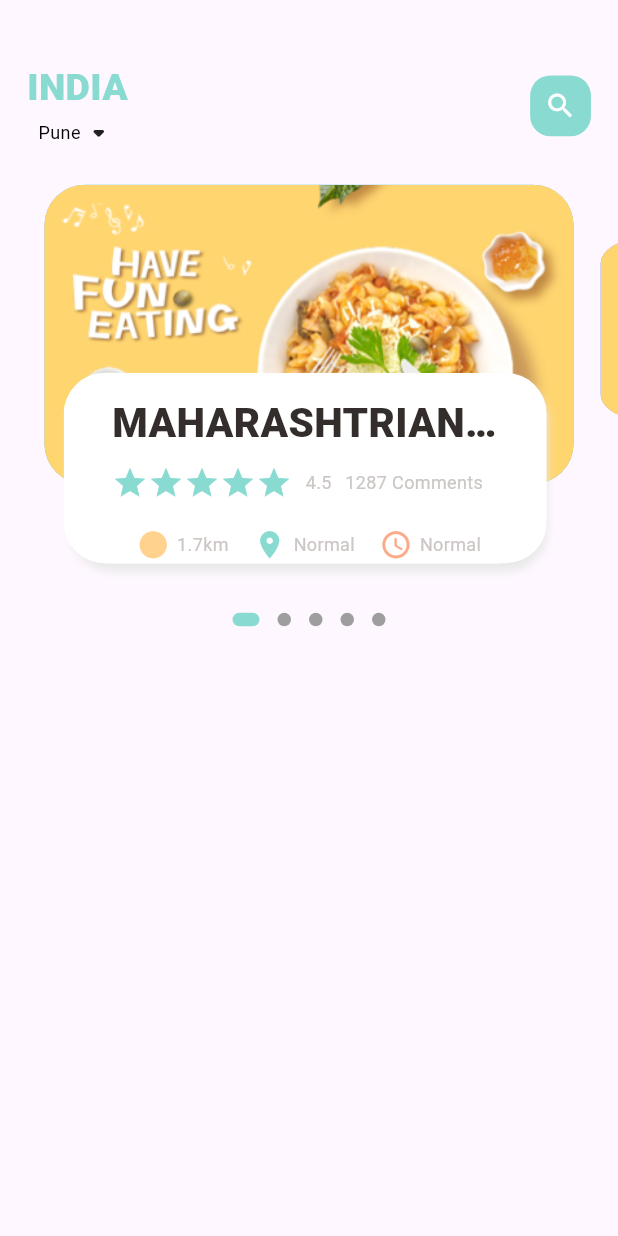
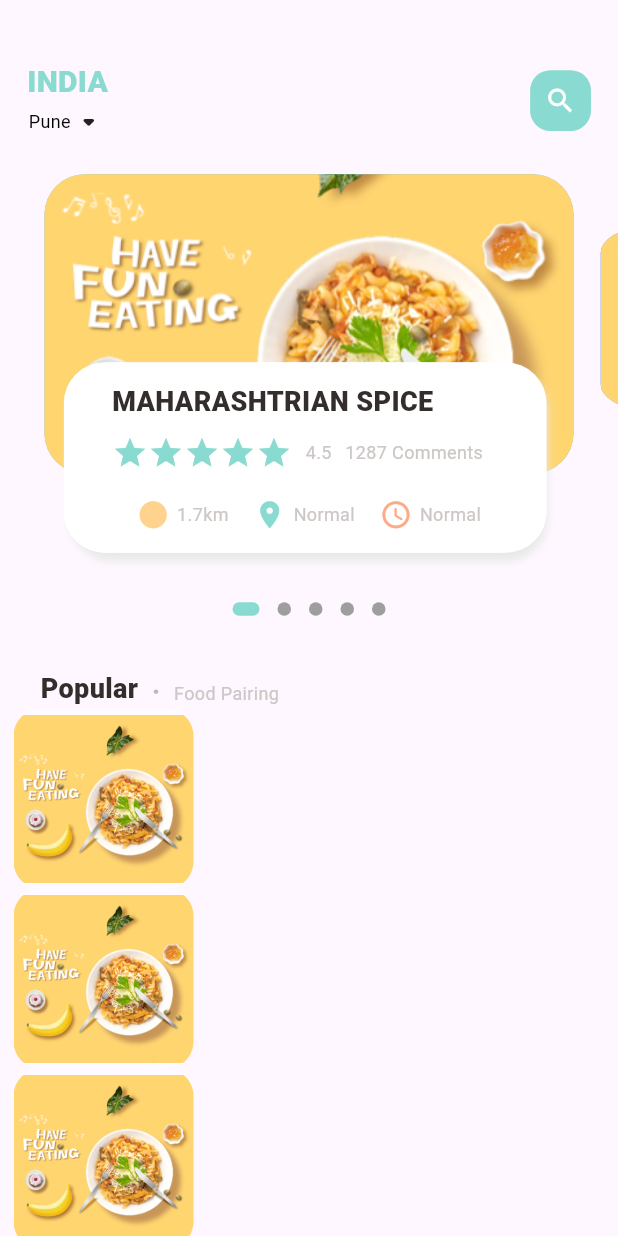
Before and after one commit to shreywhatt/STRATOS-CAFE, a Flutter app: the screen it shows after launch, on a phone screen of 412 x 824 dp. Run offline on Flutter 3.47's test engine with Material 3 defaults, Android fonts, the phone set to English and light mode, and no system bars; drawn by our look-alikes of dots_indicator; our stand-ins replace get.

Commit message:
Dynamic sizing the icons

```diff
--- a/lib/home/food_page_body.dart
+++ b/lib/home/food_page_body.dart
@@ -62,7 +62,59 @@ class _FoodPageBodyState extends State<FoodPageBody> {
         activeShape: RoundedRectangleBorder(borderRadius: BorderRadius.circular(Dimensions.radius5)),
         ),
     ),
-        //color: Colors.redAccent,
+
+        //Popolar Text box with food pairing
+        SizedBox(height: Dimensions.height30,),
+        Container(
+          margin: EdgeInsets.only(left: Dimensions.width30),
+          child: Row(
+            crossAxisAlignment: CrossAxisAlignment.end,
+            children: [
+              BigTexts(text: "Popular"),
+              SizedBox(width: Dimensions.width10,),
+              Container(
+                margin: const EdgeInsets.only(bottom: 3),
+                child: BigTexts(text: ".", color: Colors.black26,),
+              ),
+              SizedBox(width: Dimensions.width10,),
+              Container(
+                margin: const EdgeInsets.only(bottom: 3),
+                child: SmallTexts(text: "Food Pairing",),
+              )
+
+            ],
+          ),
+        ),
+
+        //List of Foods and images
+        Container(
+          height: 700,
+          child: ListView.builder(
+            physics: NeverScrollableScrollPhysics(),
+            //shrinkWrap: true,
+              itemCount: 10,
+              itemBuilder: (context, index){
+                return Container(
+                  margin: EdgeInsets.only(left: Dimensions.width10, right: Dimensions.width10,),
+                  child: Row(
+                    children: [
+                      Container(
+                        width: 120,
+                        height: 120,
+                        decoration: BoxDecoration(
+                            borderRadius: BorderRadius.circular(Dimensions.radius20),
+                            color: Colors.white38,
+                            image: DecorationImage(image: AssetImage("assets/image/food0.png"))
+
+                        ),
+                      )
+                    ],
+                  ),
+                );
+
+              }),
+        )
+
       ],
     );
   }
--- a/lib/home/main_food_page.dart
+++ b/lib/home/main_food_page.dart
@@ -30,7 +30,7 @@ class _MainFoodPageState extends State<MainFoodPage> {
                 children: [
                   Column(
                     children: [
-                      BigTexts(text: "INDIA", color: AppColors.mainColor,size: 25,),
+                      BigTexts(text: "INDIA", color: AppColors.mainColor,size: 20,),
                       Row(
                         children: [
 
@@ -57,7 +57,10 @@ class _MainFoodPageState extends State<MainFoodPage> {
               ),
             ),
           ),
-          FoodPageBody(),
+          Expanded(child: SingleChildScrollView(
+            child: FoodPageBody(),
+            ),)
+
 
         ],
 
--- a/lib/utils/dimensions.dart
+++ b/lib/utils/dimensions.dart
@@ -22,7 +22,7 @@ class Dimensions{
   static double width30 = screenHeight/30.48;
   static double width45 = screenHeight/20.317;
 
-  static double font30 = screenHeight/30.48;
+  static double font20 = screenHeight/45.714;
 
   static double radius5 = screenHeight/182.86;
   static double radius15 = screenHeight/60.95;
--- a/lib/widgets/big_texts.dart
+++ b/lib/widgets/big_texts.dart
@@ -23,7 +23,7 @@ class BigTexts extends StatelessWidget {
       style: TextStyle(
         fontFamily: 'Roboto',
         color: color,
-        fontSize: size==0 ?Dimensions.font30:size,
+        fontSize: size==0 ?Dimensions.font20:size,
         fontWeight: FontWeight.w800,
       ),
 
```
